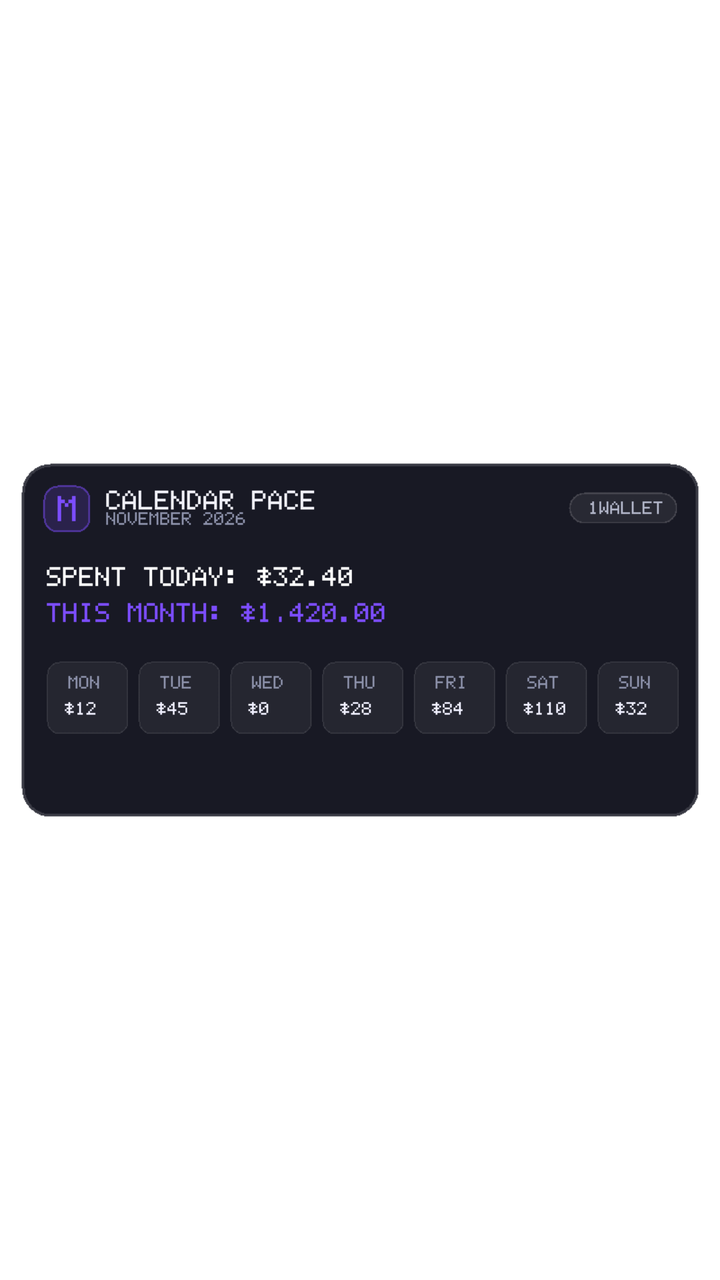
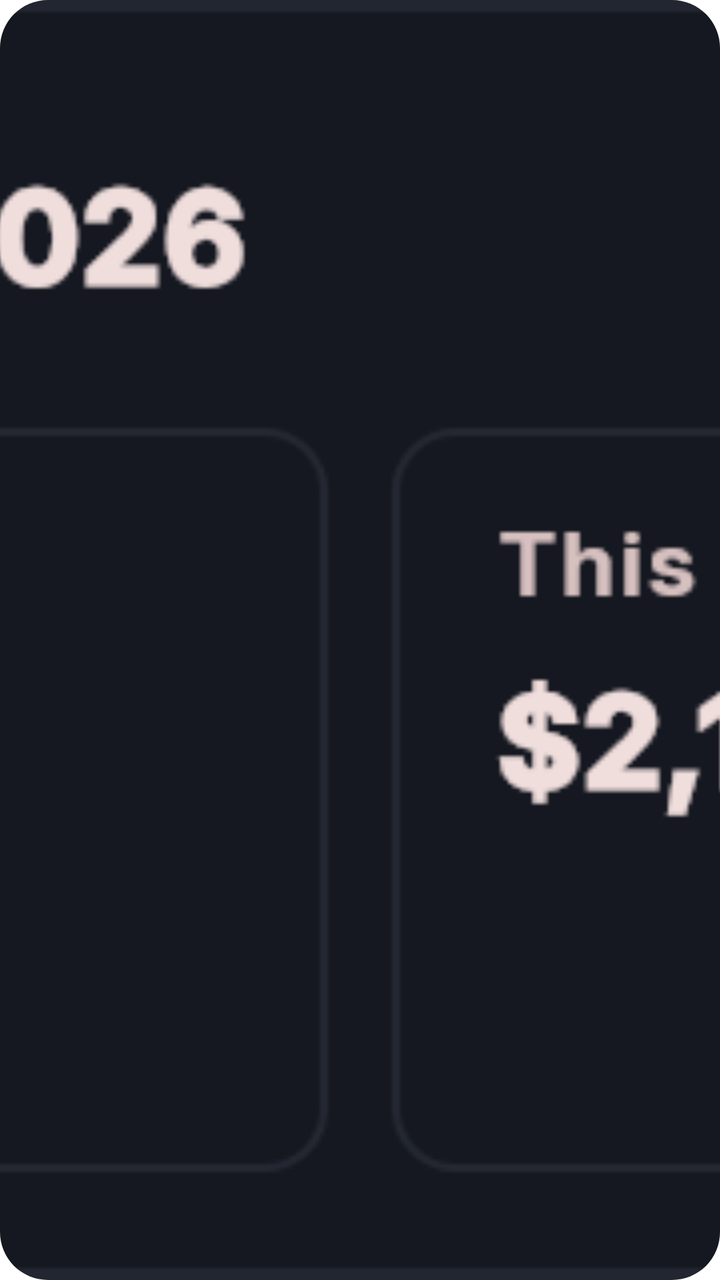

The first picture is an Android layout as it rendered before a commit; the second is the same layout after the commit. The layout source and the unified diff follow.
<!-- AndroidManifest.xml: fallback theme Theme.MaterialComponents.DayNight.NoActionBar -->
<!-- res/layout/widget_calendar.xml -->
<?xml version="1.0" encoding="utf-8"?>
<ImageView xmlns:android="http://schemas.android.com/apk/res/android"
    android:id="@+id/widget_calendar_root"
    android:layout_width="match_parent"
    android:layout_height="match_parent"
    android:scaleType="fitCenter"
    android:adjustViewBounds="true"
    android:src="@drawable/widget_preview_calendar"
    android:contentDescription="1Wallet Calendar Pace" />
<!-- resources referenced by this layout -->
<resources>
  <!-- drawable widget_preview_calendar: png bitmap (drawable, 5853 bytes) -->
</resources>

<!-- the commit's change to res/layout/widget_calendar.xml (unified diff, before → after) -->
@@ -3,7 +3,9 @@
     android:id="@+id/widget_calendar_root"
     android:layout_width="match_parent"
     android:layout_height="match_parent"
-    android:scaleType="fitCenter"
-    android:adjustViewBounds="true"
+    android:background="@drawable/widget_background"
+    android:clipToOutline="true"
+    android:scaleType="centerCrop"
+    android:adjustViewBounds="false"
     android:src="@drawable/widget_preview_calendar"
     android:contentDescription="1Wallet Calendar Pace" />
<!-- resource entries referenced after the edit -->
@@ -1,5 +1,15 @@
 <!-- resources referenced by this layout -->
 <resources>
-  <!-- drawable widget_preview_calendar: png bitmap (drawable, 5853 bytes) -->
+  <!-- drawable widget_background (drawable) -->
+  <?xml version="1.0" encoding="utf-8"?>
+  <shape xmlns:android="http://schemas.android.com/apk/res/android"
+      android:shape="rectangle">
+      <solid android:color="#FF151820" />
+      <corners android:radius="24dp" />
+      <stroke
+          android:width="1.2dp"
+          android:color="#33FFFFFF" />
+  </shape>
+  <!-- drawable widget_preview_calendar: png bitmap (drawable, 25301 bytes) -->
 </resources>
 
